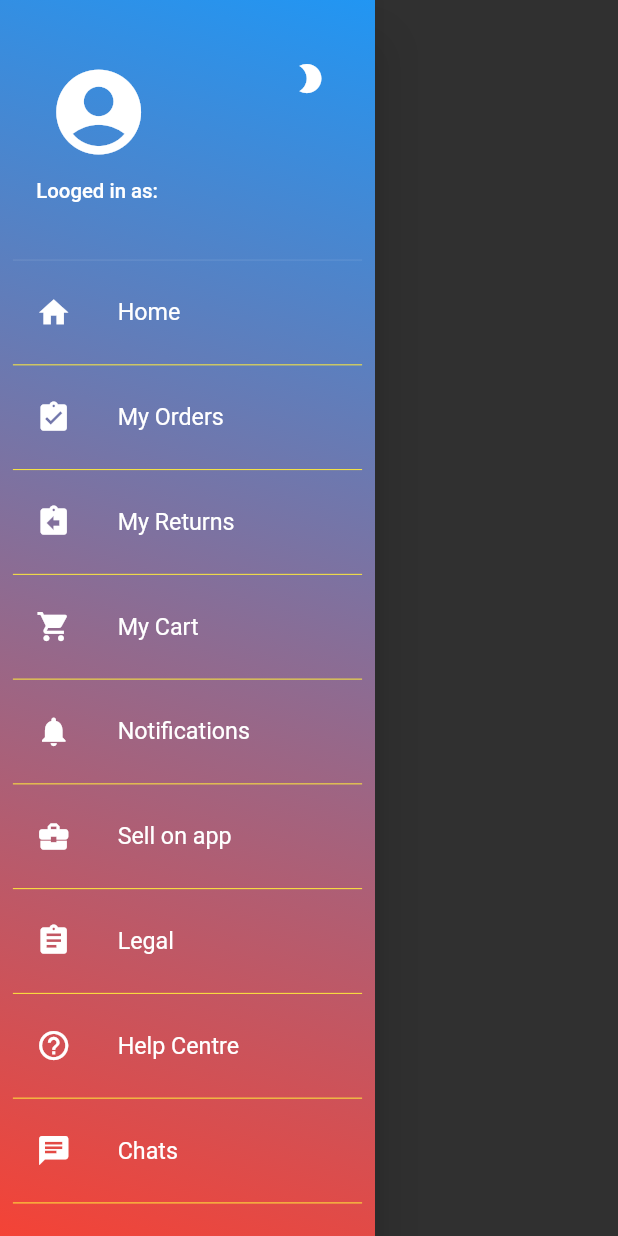
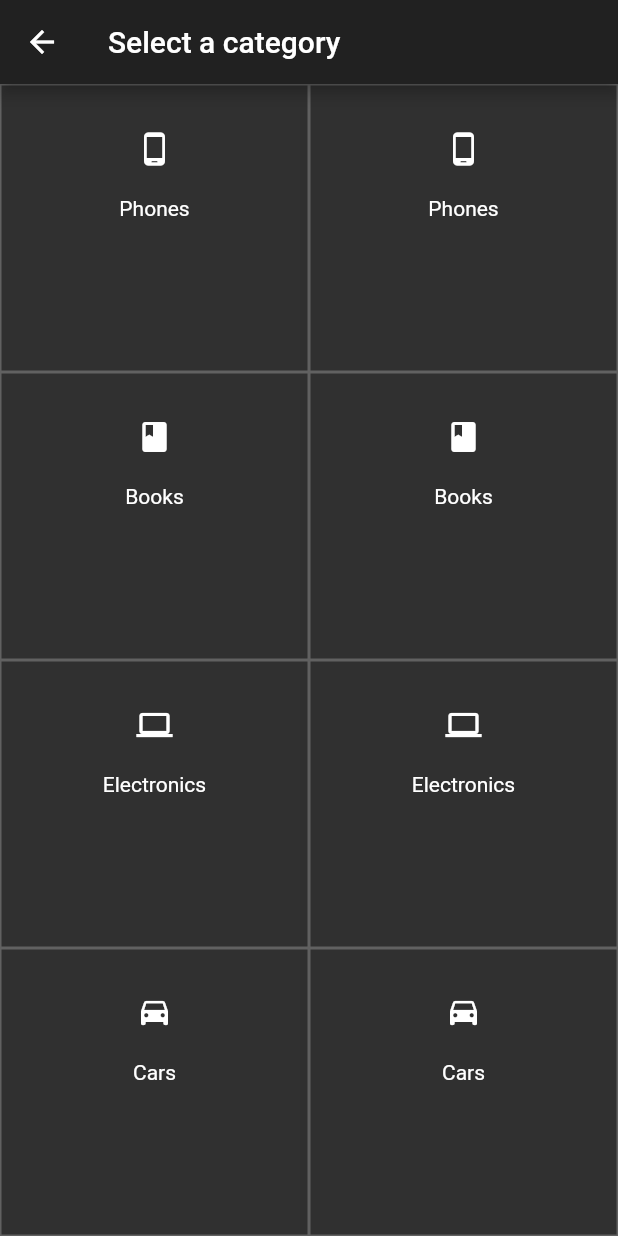
Before and after one commit to nishit767/b2b_app, a Flutter app: the NavDrawer widget shown alone on an empty page, opened directly, after a tap on "Sell on app", on a phone screen of 412 x 824 dp. Run offline on Flutter 3.47's test engine with Material 2 defaults, Android fonts, the phone set to English and light mode, and no system bars; our stand-ins replace carousel_pro, dynamic_theme, flutter_screenutil, get_it; missing offline and left inert: fancy_bottom_bar, flutter_auth_buttons, random_color; network calls fail.

Commit message:
added sell on app

```diff
--- a/lib/Models/FormState.dart
+++ b/lib/Models/FormState.dart
@@ -2,6 +2,7 @@ import 'package:flutter/material.dart';
 
 class LoginFormState extends ChangeNotifier {
   bool isDoneEditing = false;
+
 
   setFormStat(bool b) {
     isDoneEditing = b;
--- /dev/null
+++ b/lib/Pages/sell_on_app_1.dart
@@ -0,0 +1,217 @@
+import 'package:flutter/material.dart';
+
+class SellCategoryPage extends StatelessWidget {
+  // This widget is the root of your application.
+  @override
+  Widget build(BuildContext context) {
+    return Scaffold(
+      appBar: AppBar(
+        title: Text('Select a category'),
+      ),
+      body: Row(children: <Widget>[
+        Expanded(
+          flex: 5,
+          child: Column(children: <Widget>[
+            Expanded(
+                flex: 25,
+                child: GestureDetector(
+                    onTap: () {
+                      Navigator.pushNamed(context, '/sellform');
+                    },
+                    child: Container(
+                      decoration: BoxDecoration(
+                          border: Border.all(color: Colors.grey[700])),
+                      child: Align(
+                        alignment: Alignment.center,
+                        child: Column(children: <Widget>[
+                          SizedBox(height: 10),
+                          Container(
+                            padding: const EdgeInsets.all(8),
+                            child: IconButton(
+                              icon: Icon(Icons.phone_android),
+                              onPressed: () {},
+                            ),
+                          ),
+                          Text('Phones'),
+                        ]),
+                      ),
+                    ))),
+            Expanded(
+                flex: 25,
+                child: GestureDetector(
+                    onTap: () {
+                      Navigator.pushNamed(context, '/sellform');
+                    },
+                    child: Container(
+                      decoration: BoxDecoration(
+                          border: Border.all(color: Colors.grey[700])),
+                      child: Align(
+                        alignment: Alignment.center,
+                        child: Column(children: <Widget>[
+                          SizedBox(height: 10),
+                          Container(
+                            padding: const EdgeInsets.all(8),
+                            child: IconButton(
+                              icon: Icon(Icons.book),
+                              onPressed: () {},
+                            ),
+                          ),
+                          Text('Books'),
+                        ]),
+                      ),
+                    ))),
+            Expanded(
+                flex: 25,
+                child: GestureDetector(
+                    onTap: () {
+                      Navigator.pushNamed(context, '/sellform');
+                    },
+                    child: Container(
+                      decoration: BoxDecoration(
+                          border: Border.all(color: Colors.grey[700])),
+                      child: Align(
+                        alignment: Alignment.center,
+                        child: Column(children: <Widget>[
+                          SizedBox(height: 10),
+                          Container(
+                            padding: const EdgeInsets.all(8),
+                            child: IconButton(
+                              icon: Icon(Icons.laptop),
+                              onPressed: () {},
+                            ),
+                          ),
+                          Text('Electronics'),
+                        ]),
+                      ),
+                    ))),
+            Expanded(
+                flex: 25,
+                child: GestureDetector(
+                    onTap: () {
+                      Navigator.pushNamed(context, '/sellform');
+                    },
+                    child: Container(
+                      decoration: BoxDecoration(
+                          border: Border.all(color: Colors.grey[700])),
+                      child: Align(
+                        alignment: Alignment.center,
+                        child: Column(children: <Widget>[
+                          SizedBox(height: 10),
+                          Container(
+                            padding: const EdgeInsets.all(8),
+                            child: IconButton(
+                              icon: Icon(Icons.drive_eta),
+                              onPressed: () {},
+                            ),
+                          ),
+                          Text('Cars'),
+                        ]),
+                      ),
+                    ))),
+          ]),
+        ),
+        Expanded(
+          flex: 5,
+          child: Column(children: <Widget>[
+            Expanded(
+                flex: 25,
+                child: GestureDetector(
+                    onTap: () {
+                      Navigator.pushNamed(context, '/sellform');
+                    },
+                    child: Container(
+                      decoration: BoxDecoration(
+                          border: Border.all(color: Colors.grey[700])),
+                      child: Align(
+                        alignment: Alignment.center,
+                        child: Column(children: <Widget>[
+                          SizedBox(height: 10),
+                          Container(
+                            padding: const EdgeInsets.all(8),
+                            child: IconButton(
+                              icon: Icon(Icons.phone_android),
+                              onPressed: () {},
+                            ),
+                          ),
+                          Text('Phones'),
+                        ]),
+                      ),
+                    ))),
+            Expanded(
+                flex: 25,
+                child: GestureDetector(
+                    onTap: () {
+                      Navigator.pushNamed(context, '/sellform');
+                    },
+                    child: Container(
+                      decoration: BoxDecoration(
+                          border: Border.all(color: Colors.grey[700])),
+                      child: Align(
+                        alignment: Alignment.center,
+                        child: Column(children: <Widget>[
+                          SizedBox(height: 10),
+                          Container(
+                            padding: const EdgeInsets.all(8),
+                            child: IconButton(
+                              icon: Icon(Icons.book),
+                              onPressed: () {},
+                            ),
+                          ),
+                          Text('Books'),
+                        ]),
+                      ),
+                    ))),
+            Expanded(
+                flex: 25,
+                child: GestureDetector(
+                    onTap: () {
+                      Navigator.pushNamed(context, '/sellform');
+                    },
+                    child: Container(
+                      decoration: BoxDecoration(
+                          border: Border.all(color: Colors.grey[700])),
+                      child: Align(
+                        alignment: Alignment.center,
+                        child: Column(children: <Widget>[
+                          SizedBox(height: 10),
+                          Container(
+                            padding: const EdgeInsets.all(8),
+                            child: IconButton(
+                              icon: Icon(Icons.laptop),
+                              onPressed: () {},
+                            ),
+                          ),
+                          Text('Electronics'),
+                        ]),
+                      ),
+                    ))),
+            Expanded(
+                flex: 25,
+                child: GestureDetector(
+                    onTap: () {
+                      Navigator.pushNamed(context, '/sellform');
+                    },
+                    child: Container(
+                      decoration: BoxDecoration(
+                          border: Border.all(color: Colors.grey[700])),
+                      child: Align(
+                        alignment: Alignment.center,
+                        child: Column(children: <Widget>[
+                          SizedBox(height: 10),
+                          Container(
+                            padding: const EdgeInsets.all(8),
+                            child: IconButton(
+                              icon: Icon(Icons.drive_eta),
+                              onPressed: () {},
+                            ),
+                          ),
+                          Text('Cars'),
+                        ]),
+                      ),
+                    ))),
+          ]),
+        ),
+      ]),
+    );
+  }
+}
--- a/lib/Widgets/drawer.dart
+++ b/lib/Widgets/drawer.dart
@@ -157,7 +157,9 @@ class _NavDrawerState extends State<NavDrawer> {
                     color: Colors.yellow[500],
                   ),
                   InkWell(
-                    onTap: () {},
+                    onTap: () {
+                      Navigator.pushNamed(context, '/sellcategory');
+                    },
                     child: ListTile(
                       leading: Icon(
                         Icons.business_center,
--- a/lib/Widgets/login_form_card.dart
+++ b/lib/Widgets/login_form_card.dart
@@ -19,10 +19,10 @@ class FormCard extends StatefulWidget {
 class _FormCardState extends State<FormCard> {
   bool isDoneEditing1 = false;
   String pass = '';
-  var formKey = GlobalKey<FormState>();
 
   @override
   Widget build(BuildContext context) {
+    var formKey = GlobalKey<FormState>();
 
     User user = Provider.of<User>(context);
 
--- a/lib/main.dart
+++ b/lib/main.dart
@@ -9,6 +9,8 @@ import 'package:b2b_app/Pages/loading_page.dart';
 import 'package:b2b_app/Pages/login_page.dart';
 import 'package:b2b_app/Pages/notification_page.dart';
 import 'package:b2b_app/Pages/profile_page.dart';
+import 'package:b2b_app/Pages/sell_on_app_1.dart';
+import 'package:b2b_app/Pages/sell_on_app_2.dart';
 import 'package:b2b_app/Pages/shortlist_page.dart';
 import 'package:b2b_app/Shared/app_style.dart';
 import 'package:b2b_app/Widgets/drawer.dart';
@@ -61,6 +63,8 @@ class MyApp extends StatelessWidget {
                 '/profile': (context) => ProfilePage(),
                 '/category': (context) => CategoryListPage(),
                 '/cart': (context) => CartPage(),
+                '/sellcategory': (context) => SellCategoryPage(),
+                '/sellform': (context) => SellOnAppForm(),
               },
               title: 'B2B App',
               debugShowCheckedModeBanner: false,
```
Also changed, not shown: lib/Pages/login_page.dart (+28 -34 lines), lib/Pages/sell_on_app_2.dart (added, +46 -0 lines).
